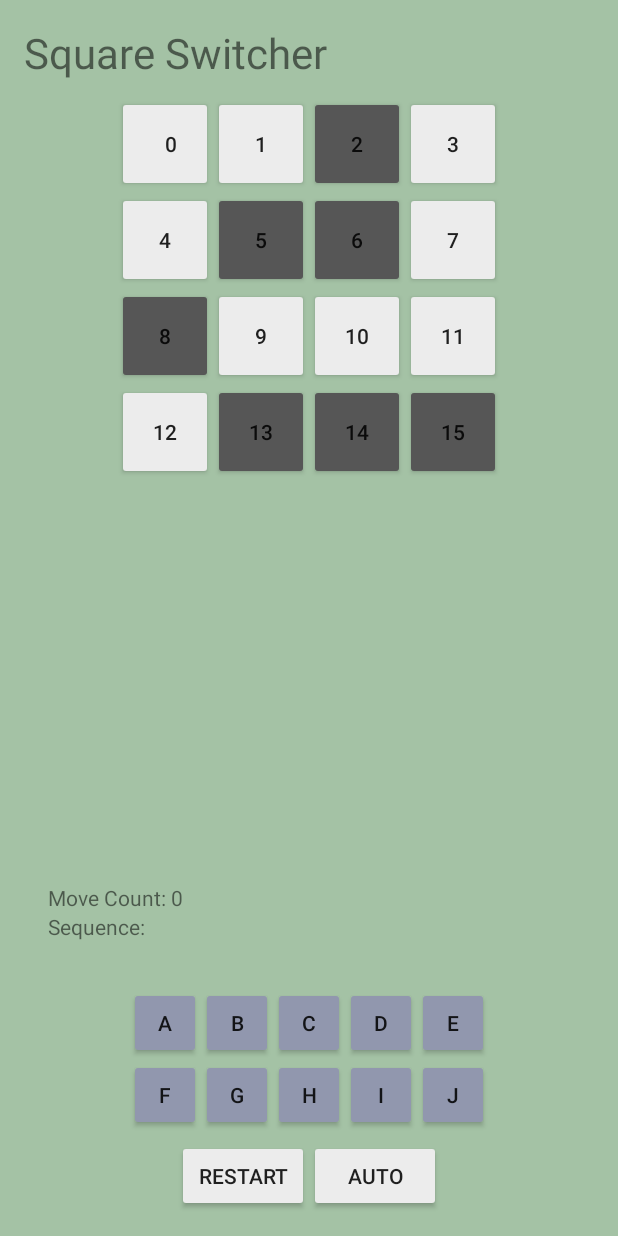
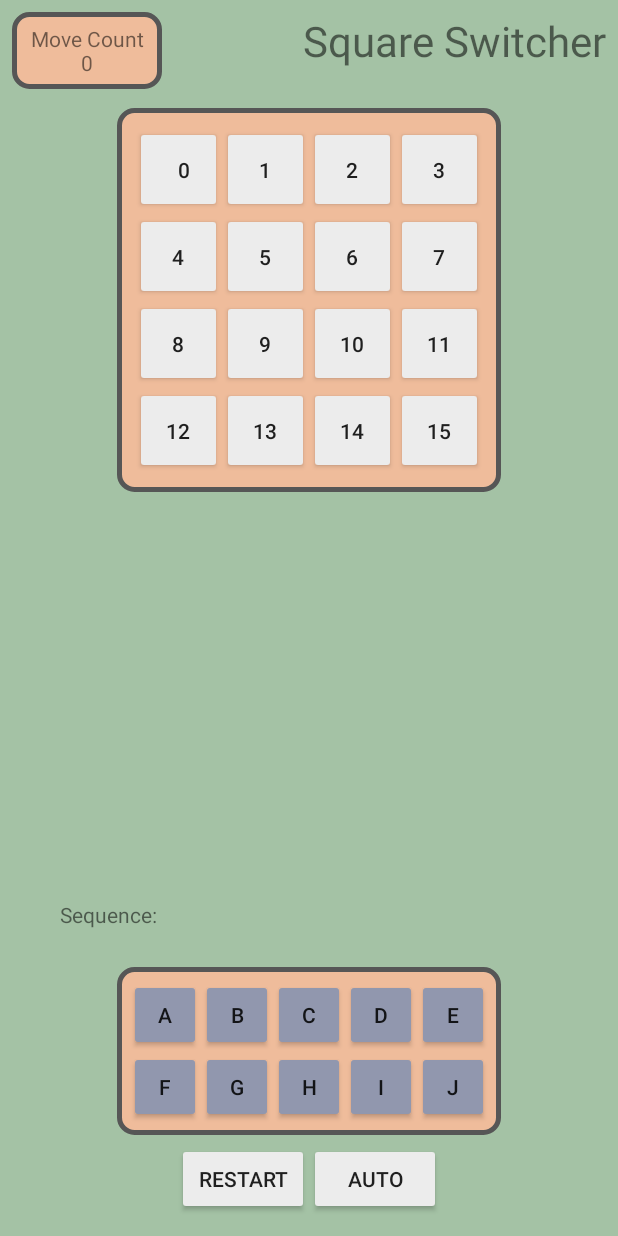
Before and after one commit to calvinsb1023/comp590, an Android app: the screen it shows after launch (MainActivity), on a phone screen of 412 x 824 dp. Run offline under Robolectric (Android 15) with nearby library versions, the light colour scheme and no system bars.

Commit message:
Implemented solving algorithm. Added drawable for layout backgrounds

```diff
--- a/SquareSwitcher/app/src/main/java/com/calvinbarker/squareswitcher/Board.java
+++ b/SquareSwitcher/app/src/main/java/com/calvinbarker/squareswitcher/Board.java
@@ -1,7 +1,9 @@
 package com.calvinbarker.squareswitcher;
 
+import java.util.ArrayList;
+import java.util.Arrays;
 import java.util.List;
-import java.util.ArrayList;
+
 /**
  * Created by barkerc1 on 1/27/17.
  */
@@ -11,6 +13,58 @@ public class Board {
     private int[] assignments;
     private int move_count;
     private String sequence;
+
+    int[] switch0 = {1, 1, 1, 1,
+            1, 1, 1, 1,
+            1, 1, 1, 1,
+            1, 1, 1, 1,};
+
+    int[] switchA = {-1, -1, -1, 1,
+            1, 1, 1, 1,
+            1, 1, 1, 1,
+            1, 1, 1, 1};
+    int[] switchB = {1, 1, 1, -1,
+            1, 1, 1, -1,
+            1, -1, 1, -1,
+            1, 1, 1, 1};
+    int[] switchC = {1, 1, 1, 1,
+            -1, 1, 1, 1,
+            1, 1, -1, 1,
+            1, 1, -1, -1};
+    int[] switchD = {-1, 1, 1, 1,
+            -1, -1, -1, -1,
+            1, 1, 1, 1,
+            1, 1, 1, 1};
+    int[] switchE = {1, 1, 1, 1,
+            1, 1, -1, -1,
+            -1, 1, -1, 1,
+            -1, 1, 1, 1};
+    int[] switchF = {-1, 1, -1, 1,
+            1, 1, 1, 1,
+            1, 1, 1, 1,
+            1, 1, -1, -1};
+    int[] switchG = {1, 1, 1, -1,
+            1, 1, 1, 1,
+            1, 1, 1, 1,
+            1, 1, -1, -1};
+    int[] switchH = {1, 1, 1, 1,
+            -1, -1, 1, -1,
+            1, 1, 1, 1,
+            1, 1, -1, -1};
+    int[] switchI = {1, -1, -1, -1,
+            -1, -1, 1, 1,
+            1, 1, 1, 1,
+            1, 1, 1, 1};
+    int[] switchJ = {1, 1, 1, -1,
+            -1, -1, 1, 1,
+            1, -1, 1, 1,
+            1, -1, 1, 1};
+
+    int[][] switches = {switch0, switchA, switchB, switchC, switchD, switchE, switchF, switchG,
+            switchH, switchI, switchJ, switch0};
+    //int[][] switches = {switch0, switchA, switchB, switchC};
+
+    String[] switchNames = {"", "A", "B", "C", "D", "E", "F", "G", "H", "I", "J"};
 
     public Board() {
         resetBoard();
@@ -33,8 +87,17 @@ public class Board {
         return arr;
     }
 
-    public void resetBoard() {
-        assignments = getRandomizedBoard();
+    /**
+     *
+     * @return an array of 16 integers (all randomly-generated 1's or -1's to correspond with black/white)
+     */
+    public int[] getAssignments(){
+        return assignments;
+    }
+
+    protected void resetBoard() {
+        //assignments = getRandomizedBoard();
+        assignments = testBoard();
         move_count = 0;
         sequence = "";
     }
@@ -46,6 +109,13 @@ public class Board {
         }
     }
 
+    private int[] solSwitch(int[] squares, int[] swt) {
+        int[] newSquares = new int[16];
+        for (int i = 0; i < 16; i++)
+            newSquares[i] = squares[i] * swt[i];
+        return newSquares;
+    }
+
     protected void logMove(String c) {
         if (sequence.equals("")) {
             sequence = c;
@@ -53,16 +123,72 @@ public class Board {
         sequence += ", " + c;
     }
 
-    /**
-     *
-     * @return an array of 16 integers (all randomly-generated 1's or -1's to correspond with black/white)
-     */
-    public int[] getAssignments(){
-        return assignments;
+    // Check to see if the puzzle has already been solved
+    public boolean isSolved(int[] squares) {
+        int squareSums = 0;
+        for (int i : squares)
+            squareSums += i;
+        //System.out.println(squareSums);
+        if (squareSums == 16 || squareSums == -16)
+            return true;
+        return false;
     }
 
-    protected void findSolution(int[] squares) {
+    public void processSolution() {
+        System.out.println("Processing...");
+        String sol = findSol(assignments, 0);
+        if (sol.equals("Solution Not Found")) {
+            System.out.println("No solution found");
+        } else {
+            int solLen = sol.length();
+            move_count = solLen;
+            System.out.println("Solution:" + sol);
+            for (int i = 0; i < solLen; i++) {
+                logMove(String.valueOf(sol.charAt(i)));
+            }
+        }
+    }
 
+    /*
+    protected List<String> findSolList(int[] squares, int switchPos) {
+        List<String> branch = new ArrayList<>();
+        if (isSolved(squares)) {
+            return branch;
+        } else {
+            int[] newSquares = solSwitch()
+        }
+        return null;
+    }*/
+
+    protected String findSol(int[] squares, int switchPos) {
+        // Returns blank string if no more switches are needed
+        //System.out.println(Arrays.toString(squares));
+        if (isSolved(squares)) {
+            return "";
+        } else {
+            //System.out.println("testing... " + System.currentTimeMillis() + " " + switchNames[switchPos]);
+            String currentSol  = "Solution Not Found";
+            int [] tempSquares = solSwitch(squares, switches[switchPos]);
+
+            for (int sw = switchPos + 1; sw < switches.length; sw++) {
+                String move = findSol(tempSquares, sw);
+
+                if (!move.equals("Solution Not Found")) {
+                    System.out.println("What move looks like: " + move);
+                    String tempSol = switchNames[switchPos].concat(move);
+
+                    //System.out.println("tempSol: " + tempSol);
+                    //System.out.println("currentSol:" + currentSol);
+
+                    if (tempSol.length() < currentSol.length()) {
+                        //System.out.println("Made it in if");
+                        currentSol = tempSol;
+                    }
+                }
+            }
+            System.out.println("out of for loop:" + currentSol);
+            return currentSol;
+        }
     }
 
     public int getMoveCount() {
@@ -76,4 +202,12 @@ public class Board {
     public String getSequence() {
         return sequence;
     }
+
+    public int[] testBoard() {
+        int[] tB = {1, 1, 1, 1,
+                    1, 1, 1, 1,
+                    1, 1, 1, 1,
+                    1, 1, 1, 1};
+        return tB;
+    }
 }
--- a/SquareSwitcher/app/src/main/java/com/calvinbarker/squareswitcher/MainActivity.java
+++ b/SquareSwitcher/app/src/main/java/com/calvinbarker/squareswitcher/MainActivity.java
@@ -12,6 +12,11 @@ public class MainActivity extends Activity {
 
     Board board;
     Button[] buttons;
+
+    int[] switch0 = {1, 1, 1, 1,
+                        1, 1, 1, 1,
+                        1, 1, 1, 1,
+                        1, 1, 1, 1,};
 
     int[] switchA = {-1, -1, -1, 1,
                         1, 1, 1, 1,
@@ -54,6 +59,9 @@ public class MainActivity extends Activity {
                         1, -1, 1, 1,
                         1, -1, 1, 1};
 
+    int[][] switches = {switch0, switchA, switchB, switchC, switchD, switchE, switchF, switchG,
+                        switchH, switchI, switchJ};
+
     @Override
     protected void onCreate(Bundle savedInstanceState) {
         super.onCreate(savedInstanceState);
@@ -62,6 +70,8 @@ public class MainActivity extends Activity {
 
         board = new Board();
         setBoard();
+        setMoveCount();
+        setSequence();
 
     }
 
@@ -108,11 +118,19 @@ public class MainActivity extends Activity {
 
     public void resetBoard(View v) {
         board = new Board();
+        setMoveCount();
+        setSequence();
+        setBoard();
+    }
+
+    public void setMoveCount() {
         TextView move_count = (TextView) findViewById(R.id.move_count);
-        move_count.setText("Move Count: " + board.getMoveCount());
+        move_count.setText("Move Count\n" + board.getMoveCount());
+    }
+
+    public void setSequence() {
         TextView sequence = (TextView) findViewById(R.id.sequence);
         sequence.setText("Sequence: " + board.getSequence());
-        setBoard();
     }
 
     public void pressSwitch(View v) {
@@ -158,10 +176,12 @@ public class MainActivity extends Activity {
                 board.passSwitch(switchJ);
                 break;
         }
-        TextView move_count = (TextView) findViewById(R.id.move_count);
-        move_count.setText("Move Count: " + board.getMoveCount());
+        setMoveCount();
         setSquares(board.getAssignments());
-        TextView sequence = (TextView) findViewById(R.id.sequence);
-        sequence.setText("Sequence: " + board.getSequence());
+        setSequence();
+    }
+
+    public void pressSolution(View v) {
+        board.processSolution();
     }
 }
--- /dev/null
+++ b/SquareSwitcher/app/src/main/res/drawable/layout_bg.xml
@@ -0,0 +1,7 @@
+<?xml version="1.0" encoding="UTF-8"?>
+<shape xmlns:android="http://schemas.android.com/apk/res/android">
+    <solid android:color="@color/colorPeach"/>
+    <stroke android:width="3dip" android:color="@color/colorDarkGray" />
+    <corners android:radius="10dip"/>
+    <padding android:left="0dip" android:top="0dip" android:right="0dip" android:bottom="0dip" />
+</shape>
--- a/SquareSwitcher/app/src/main/res/layout/activity_main.xml
+++ b/SquareSwitcher/app/src/main/res/layout/activity_main.xml
@@ -7,39 +7,46 @@
     android:layout_width="match_parent"
     android:layout_height="match_parent"
     android:background="@color/colorBackSeaFoam"
+    android:padding="8dp"
     tools:context="com.calvinbarker.squareswitcher.MainActivity">
 
     <TextView
-        android:paddingTop="@dimen/activity_horizontal_margin"
-        android:paddingLeft="@dimen/activity_horizontal_margin"
-        android:layout_alignParentLeft="true"
+        android:layout_alignParentRight="true"
         android:layout_width="wrap_content"
         android:layout_height="wrap_content"
         android:text="@string/app_name"
         android:textSize="28dp"/>
+
+    <TextView
+        android:id="@+id/move_count"
+        android:padding="8dp"
+        android:layout_width="100dp"
+        android:layout_height="wrap_content"
+        android:layout_alignParentLeft="true"
+        android:background="@drawable/layout_bg"
+        android:gravity="center"
+        android:text="@string/move_count"/>
 
     <!-- Main layout -->
     <RelativeLayout
         android:id="@+id/main_layout"
         android:layout_width="match_parent"
         android:layout_height="match_parent"
-        android:paddingBottom="@dimen/activity_horizontal_margin"
+        android:paddingBottom="6dp"
         android:paddingLeft="@dimen/activity_horizontal_margin"
         android:paddingRight="@dimen/activity_horizontal_margin"
-        android:paddingTop="@dimen/activity_vertical_margin"
+        android:paddingTop="64dp"
         android:orientation="vertical">
 
         <!-- Layout to house the rows for the 4x4 box -->
         <LinearLayout
             android:layout_width="wrap_content"
             android:layout_height="wrap_content"
-            android:paddingBottom="@dimen/activity_vertical_margin"
-            android:paddingLeft="@dimen/activity_horizontal_margin"
-            android:paddingRight="@dimen/activity_horizontal_margin"
-            android:paddingTop="@dimen/activity_vertical_margin"
+            android:padding="12dp"
             android:orientation="vertical"
             android:layout_centerInParent="true"
-            android:layout_alignParentTop="true">
+            android:layout_alignParentTop="true"
+            android:background="@drawable/layout_bg">
 
             <!-- Layout to house cells of each row -->
             <LinearLayout
@@ -168,7 +175,7 @@
         <RelativeLayout
             android:id="@+id/submenu"
             android:layout_width="match_parent"
-            android:layout_height="235dp"
+            android:layout_height="210dp"
             android:layout_alignParentBottom="true">
 
             <LinearLayout
@@ -176,13 +183,9 @@
                 android:layout_height="wrap_content"
                 android:layout_alignParentTop="true"
                 android:paddingLeft="@dimen/activity_horizontal_margin"
-                android:paddingTop="@dimen/activity_horizontal_margin"
+                android:paddingTop="0dp"
                 android:orientation="vertical">
-                <TextView
-                    android:id="@+id/move_count"
-                    android:layout_width="wrap_content"
-                    android:layout_height="wrap_content"
-                    android:text="@string/move_count"/>
+
                 <TextView
                     android:id="@+id/sequence"
                     android:layout_width="wrap_content"
@@ -191,12 +194,21 @@
             </LinearLayout>
 
             <!-- layout for switch rows -->
+
+            <RelativeLayout
+                android:layout_width="wrap_content"
+                android:layout_height="165dp"
+                android:layout_alignParentBottom="true"
+                android:layout_centerInParent="true">
+
                 <LinearLayout
                     android:layout_width="wrap_content"
-                android:layout_height="150dp"
-                android:layout_alignParentBottom="true"
+                    android:layout_height="wrap_content"
+                    android:layout_alignParentTop="true"
                     android:layout_centerInParent="true"
-                android:orientation="vertical">
+                    android:orientation="vertical"
+                    android:padding="8dp"
+                    android:background="@drawable/layout_bg">
 
                     <!-- Rows to house the switch -->
                     <LinearLayout
@@ -287,6 +299,8 @@
 
                 </LinearLayout>
 
+            </RelativeLayout>
+
             <!-- Layout to house the action buttons -->
             <LinearLayout
                 android:layout_width="wrap_content"
@@ -304,7 +318,8 @@
                     android:layout_width="wrap_content"
                     android:layout_height="wrap_content"
                     android:text="Auto"
-                    android:backgroundTint="@color/off_white"/>
+                    android:backgroundTint="@color/off_white"
+                    android:onClick="pressSolution"/>
 
             </LinearLayout>
 
--- a/SquareSwitcher/app/src/main/res/values/colors.xml
+++ b/SquareSwitcher/app/src/main/res/values/colors.xml
@@ -10,4 +10,7 @@
     <color name="colorBackSeaFoam">#A4C2A5</color>
     <color name="colorPurplish">#9197AE</color>
     <color name="black_overlay">#66000000</color>
+    <color name="colorGold">#DDD78D</color>
+    <color name="colorLightBlue">#CEE5F2</color>
+    <color name="colorPeach">#EFBC9B</color>
 </resources>
--- a/SquareSwitcher/app/src/main/res/values/dimens.xml
+++ b/SquareSwitcher/app/src/main/res/values/dimens.xml
@@ -3,5 +3,5 @@
     <dimen name="activity_horizontal_margin">16dp</dimen>
     <dimen name="activity_vertical_margin">32dp</dimen>
     <dimen name="switch_size">48dp</dimen>
-    <dimen name="button_size">64dp</dimen>
+    <dimen name="button_size">58dp</dimen>
 </resources>
--- a/SquareSwitcher/app/src/main/res/values/strings.xml
+++ b/SquareSwitcher/app/src/main/res/values/strings.xml
@@ -1,5 +1,5 @@
 <resources>
     <string name="app_name">Square Switcher</string>
-    <string name="move_count">Move Count: 0</string>
+    <string name="move_count"></string>
     <string name="sequence">Sequence:</string>
 </resources>
```
Lines whose indentation alone changed are shown as unchanged.
